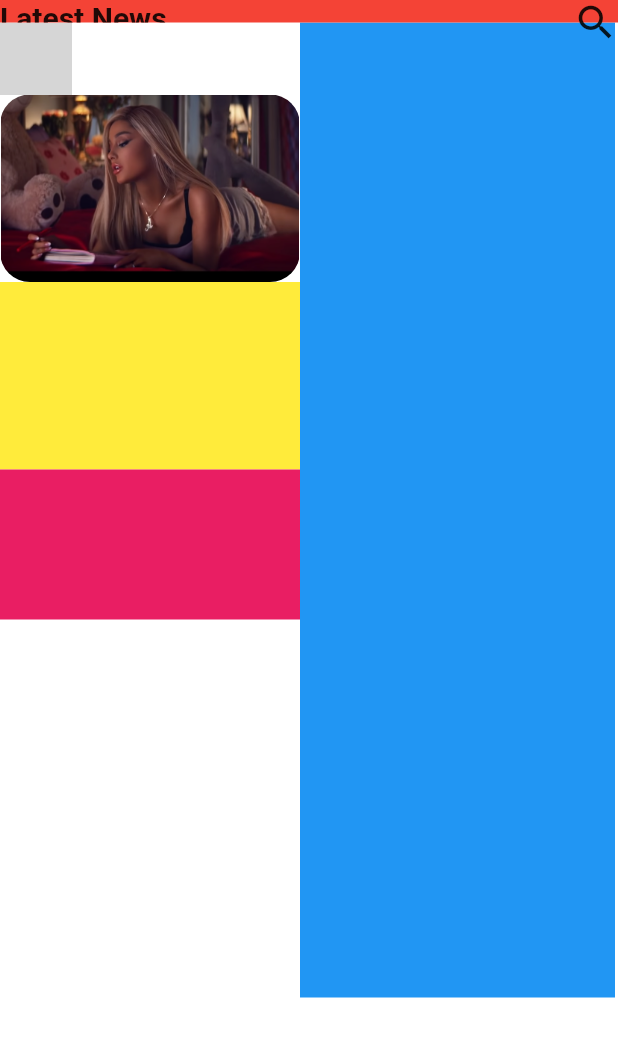
After one commit to surfernet/mockupver1, a Flutter app: the inicioScreen screen opened directly, on a phone screen of 412 x 824 dp. The commit adds this screen. Shown: the top 1037 px of the screen. Run offline on Flutter 3.47's test engine with Material 2 defaults, Android fonts, the phone set to English and light mode, and no system bars; our stand-ins replace firebase_auth; accounts and stored records are empty; statements that could not run were skipped; grey boxes are pictures that could not be loaded.

Commit message:
avance carrusel

```diff
--- a/lib/Screens/welcome/components/background.dart
+++ b/lib/Screens/welcome/components/background.dart
@@ -26,7 +26,7 @@ Widget build(BuildContext context) {
           left:0,
           child: Image.asset(
             "assets/images/main_top.png",
-            width: size.width * 0.3,
+            width: size.width * 0.3
           ),
 
         ),
--- /dev/null
+++ b/lib/Screens/welcome/inicioScreen.dart
@@ -0,0 +1,98 @@
+import 'package:flutter/material.dart';
+import 'package:mockupver1/Screens/widgets/custom_widgets.dart';
+import 'package:mockupver1/Screens/widgets/custom_imagen.dart';
+
+
+class inicioScreen extends StatefulWidget {
+  @override
+  _inicioScreenState createState() => _inicioScreenState();
+}
+
+class _inicioScreenState extends State<inicioScreen> {
+  @override
+  Widget build(BuildContext context) {
+    return Scaffold(
+      appBar: CustomAppBar(),
+      body:
+
+        Container(
+
+
+        child: Row(children: [
+          Column(
+                //mainAxisAlignment: MainAxisAlignment.,
+                crossAxisAlignment: CrossAxisAlignment.start,
+                children:
+                [CustomPageImage("assets/images/ariana_grande.png"),
+
+
+                  Row(
+                  children: [
+                    Column(children: [
+                      Container(
+
+
+                          child: ClipRRect(
+                          borderRadius: BorderRadius.circular(20),
+                            child: Image.asset("assets/images/ariana_grande.png",
+                                  width: 200,
+                                  height: 125,)
+                            ),
+
+
+                        //padding: EdgeInsets.symmetric(horizontal: 20,vertical: 5),
+                        //color: Colors.purple,
+
+
+                      ),
+                    ],
+                    )
+                  ],
+
+
+                  ),
+                  Row(
+                    children: [
+                      Column(children: [
+                        Container(
+                          width: 200,
+                          height: 125,
+                          color: Colors.yellow,
+                        )
+                      ],
+                      )
+                    ],
+                  ),
+
+                  Row(
+                      children: [
+                        Column(children: [
+                          Container(
+                            width: 200,
+                            height: 100,
+                            color: Colors.pink,
+                          )
+                        ],
+                        )
+                      ],
+                    ),
+
+                ],),
+
+              Column(
+
+              children: [
+                Container(
+                  width: 210,
+                  height: 650,
+                  color: Colors.blue,
+                )
+              ],),
+             ],
+        )
+        ),
+
+
+    );
+  }
+}
--- /dev/null
+++ b/lib/Screens/widgets/custom_appbar.dart
@@ -0,0 +1,27 @@
+import 'package:flutter/material.dart';
+
+
+class CustomAppBar extends StatelessWidget  implements PreferredSizeWidget {
+  @override
+  CustomAppBar({Key key}) : preferredSize = Size.fromHeight(kToolbarHeight), super(key: key); // se agrego esto para que no aparezca error
+
+  @override
+  final Size preferredSize; // default is 56.0     // se agrego esto para que no aparezca error
+
+  Widget build(BuildContext context) {
+    return Container(
+      width: double.infinity,
+      height: 15,
+      color: Colors.red,
+      child: Row(
+        children:[
+          Text('Latest News', style: TextStyle(fontSize:20,fontWeight: FontWeight.w700)),
+          Spacer(),
+          Icon(Icons.search,size: 30)
+
+        ]
+      ),
+
+    );
+  }
+}
--- /dev/null
+++ b/lib/Screens/widgets/custom_widgets.dart
@@ -0,0 +1,3 @@
+export 'package:mockupver1/Screens/widgets/custom_appbar.dart';
+
+export 'package:mockupver1/Screens/widgets/custom_imagen.dart';
--- a/pubspec.yaml
+++ b/pubspec.yaml
@@ -30,6 +30,7 @@ dependencies:
   cupertino_icons: ^0.1.3
   firebase_auth: ^0.16.0  #^0.14.0+5
   firebase: ^7.3.0
+  flutter_svg: ^0.18.0
 
   # flutter_svg: ^0.19.1
 
```
Also changed, not shown: lib/Screens/root.dart (+23 -3 lines), lib/Screens/welcome/components/body.dart (+6 -6 lines), lib/Screens/widgets/custom_imagen.dart (added, +34 -0 lines), pubspec.lock.
